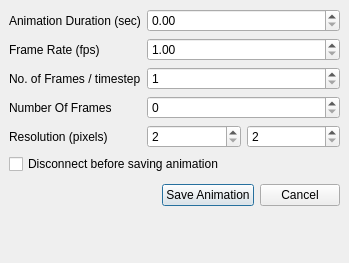
First picture: the form in Qt/Components/Resources/UI/pqAnimationSettings.ui, repository wildmichael/ParaView3-enhancements-old, before the edit.
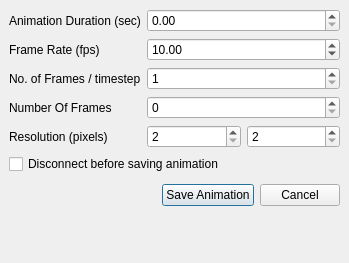
Second picture: the form after the edit.

Commit message: BUG: Change default frame rate to 10 fps.

```diff
--- a/Qt/Components/Resources/UI/pqAnimationSettings.ui
+++ b/Qt/Components/Resources/UI/pqAnimationSettings.ui
@@ -64,6 +64,9 @@
        <property name="minimum" >
         <double>1.000000000000000</double>
        </property>
+       <property name="value" >
+        <double>10.000000000000000</double>
+       </property>
       </widget>
      </item>
      <item row="3" column="1" colspan="2" >
```
